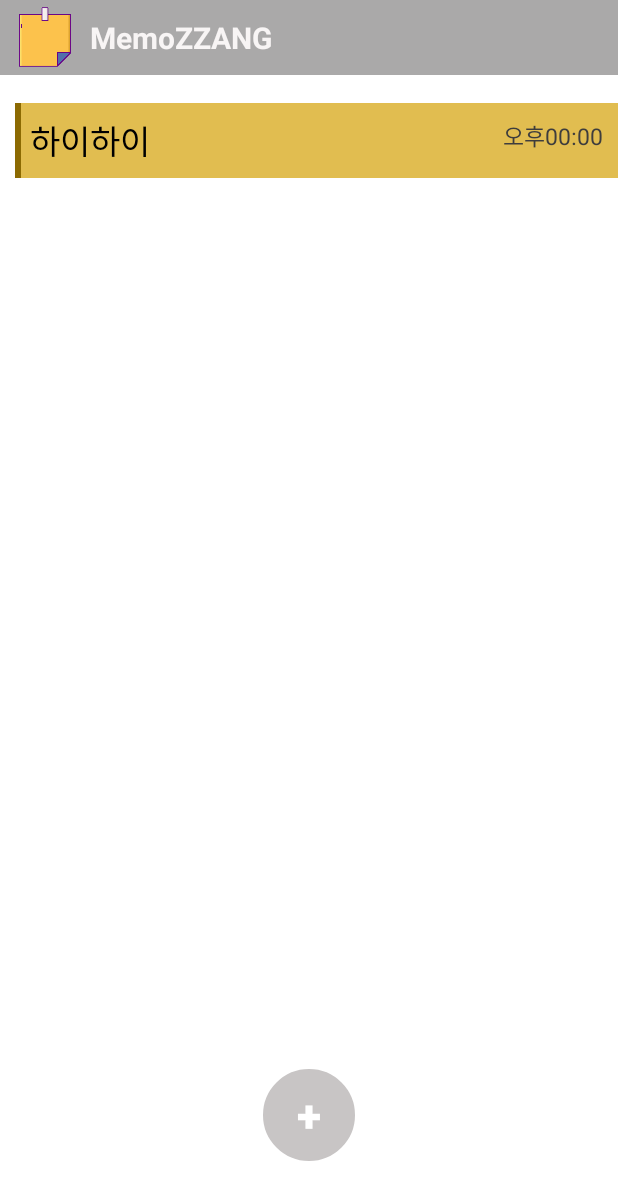
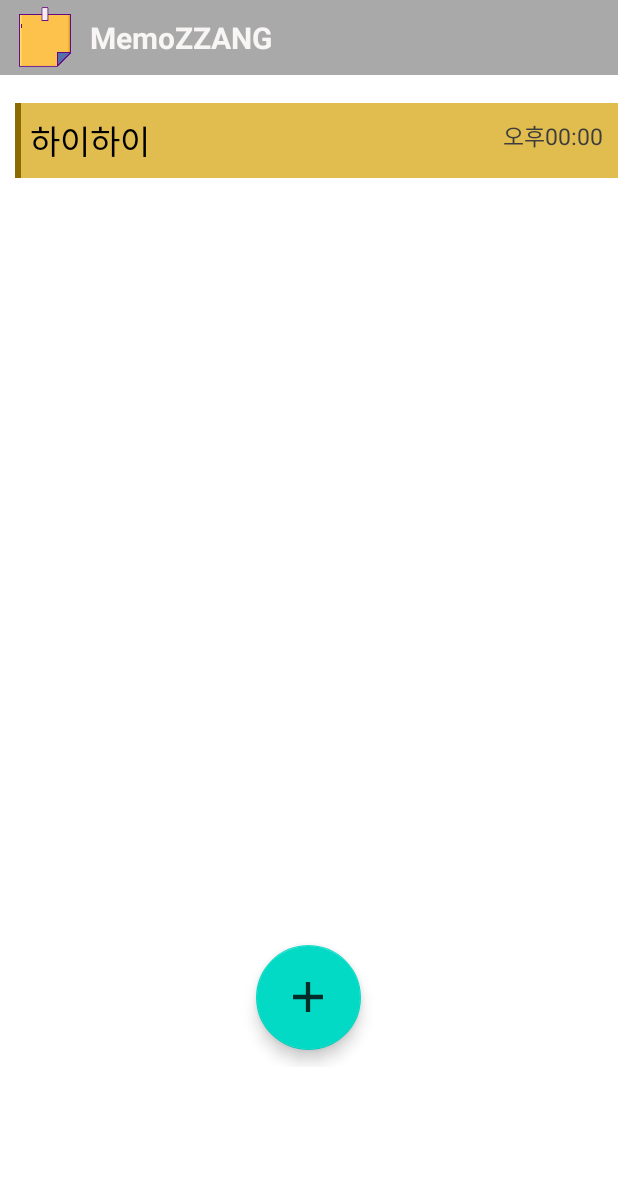
Before and after one commit to saint6839/MemoProject, an Android app: the screen it shows after launch (MainActivity), on a phone screen of 412 x 824 dp. Shown: the top 1200 px of the screen. Run offline under Robolectric (Android 15) with nearby library versions, the phone set to English and light mode, and no system bars.

Commit message:
seventh commit

```diff
--- a/app/build.gradle
+++ b/app/build.gradle
@@ -29,7 +29,6 @@ android {
 }
 
 dependencies {
-
     implementation 'androidx.appcompat:appcompat:1.2.0'
     implementation 'com.google.android.material:material:1.3.0'
     implementation 'androidx.constraintlayout:constraintlayout:2.0.4'
--- a/app/src/main/java/com/example/memoproject/MainFragment.java
+++ b/app/src/main/java/com/example/memoproject/MainFragment.java
@@ -17,6 +17,8 @@ import android.view.View;
 import android.view.ViewGroup;
 import android.widget.Button;
 import android.widget.Toast;
+
+import com.google.android.material.floatingactionbutton.FloatingActionButton;
 
 public class MainFragment extends Fragment {
     MainActivity activity;
@@ -93,7 +95,7 @@ public class MainFragment extends Fragment {
         });
 
 
-        Button button = rootView.findViewById(R.id.button);
+        FloatingActionButton button = rootView.findViewById(R.id.button);
         button.setOnClickListener(new View.OnClickListener() {
             @Override
             public void onClick(View v) {
--- /dev/null
+++ b/app/src/main/res/drawable-anydpi/ic_action_name.xml
@@ -0,0 +1,16 @@
+<vector xmlns:android="http://schemas.android.com/apk/res/android"
+    android:width="24dp"
+    android:height="24dp"
+    android:viewportWidth="24"
+    android:viewportHeight="24"
+    android:tint="#FAFFF8"
+    android:alpha="0.8">
+  <group android:scaleX="1.4285715"
+      android:scaleY="1.4285715"
+      android:translateX="-5.142857"
+      android:translateY="-5.142857">
+    <path
+        android:fillColor="@android:color/white"
+        android:pathData="M19,13h-6v6h-2v-6H5v-2h6V5h2v6h6v2z"/>
+  </group>
+</vector>
--- a/app/src/main/res/layout/activity_main.xml
+++ b/app/src/main/res/layout/activity_main.xml
@@ -2,6 +2,8 @@
 <LinearLayout xmlns:android="http://schemas.android.com/apk/res/android"
     android:layout_width="match_parent"
     android:layout_height="match_parent"
+    xmlns:app="http://schemas.android.com/apk/res-auto"
+    xmlns:tools="http://schemas.android.com/tools"
     android:orientation="vertical">
 
     <include layout="@layout/custom_actionbar"/>
@@ -9,12 +11,14 @@
     <androidx.viewpager.widget.ViewPager
         android:id="@+id/viewPager"
         android:layout_width="match_parent"
-        android:layout_height="match_parent">
+        android:layout_height="661dp">
+
         <FrameLayout
+            android:id="@+id/container"
             android:layout_width="match_parent"
-            android:layout_height="match_parent"
-            android:id="@+id/container"/>
+            android:layout_height="match_parent" />
     </androidx.viewpager.widget.ViewPager>
 
 
+
 </LinearLayout>
--- a/app/src/main/res/layout/fragment_main.xml
+++ b/app/src/main/res/layout/fragment_main.xml
@@ -6,28 +6,20 @@
     android:layout_height="match_parent"
     tools:context=".MainFragment">
 
-    <LinearLayout
-        android:layout_width="match_parent"
-        android:layout_height="wrap_content"
-        android:orientation="vertical">
-
         <androidx.recyclerview.widget.RecyclerView
             android:id="@+id/recyclerView"
             android:layout_width="match_parent"
-            android:layout_height="657dp"
+            android:layout_height="756dp"
             android:layout_marginTop="5dp" />
 
-        <Button
+        <com.google.android.material.floatingactionbutton.FloatingActionButton
+            android:layout_marginTop="580dp"
+            android:id="@+id/button"
+            android:layout_width="70dp"
+            android:layout_height="70dp"
+            app:fabCustomSize="70dp"
             android:layout_gravity="center_horizontal"
-            android:id="@+id/button"
-            android:layout_width="61dp"
-            android:layout_height="61dp"
-            android:background="@drawable/memo_add_theme"
-            android:text="+"
-            android:textColor="@color/white"
-            android:textSize="30dp"
-            android:textStyle="bold" />
-
-    </LinearLayout>
+            app:srcCompat="@drawable/ic_action_name"
+            tools:ignore="VectorDrawableCompat" />
 
 </FrameLayout>
--- a/app/src/main/res/values/colors.xml
+++ b/app/src/main/res/values/colors.xml
@@ -7,4 +7,7 @@
     <color name="teal_700">#FF018786</color>
     <color name="black">#FF000000</color>
     <color name="white">#FFFFFFFF</color>
+    <color name="navigation_color_memo">#6200EE</color>
+    <color name="navigation_color_calender">#C9379D</color>
+    <color name="navigation_color_search">#E6A919</color>
 </resources>
```
Also changed, not shown: app/src/main/java/com/example/memoproject/MainActivity.java (+8 -20 lines), app/src/main/res/drawable-hdpi/ic_action_name.png (added), app/src/main/res/drawable-mdpi/ic_action_name.png (added), app/src/main/res/drawable-v24/add_button.png (added), app/src/main/res/drawable-xhdpi/ic_action_name.png (added), app/src/main/res/drawable-xxhdpi/ic_action_name.png (added), app/src/main/res/drawable-xxxhdpi/ic_action_name.png (added), app/src/main/res/drawable-xxxhdpi/ic_calender.png (added), app/src/main/res/drawable-xxxhdpi/ic_memo.png (added), app/src/main/res/drawable-xxxhdpi/ic_search.png (added).
